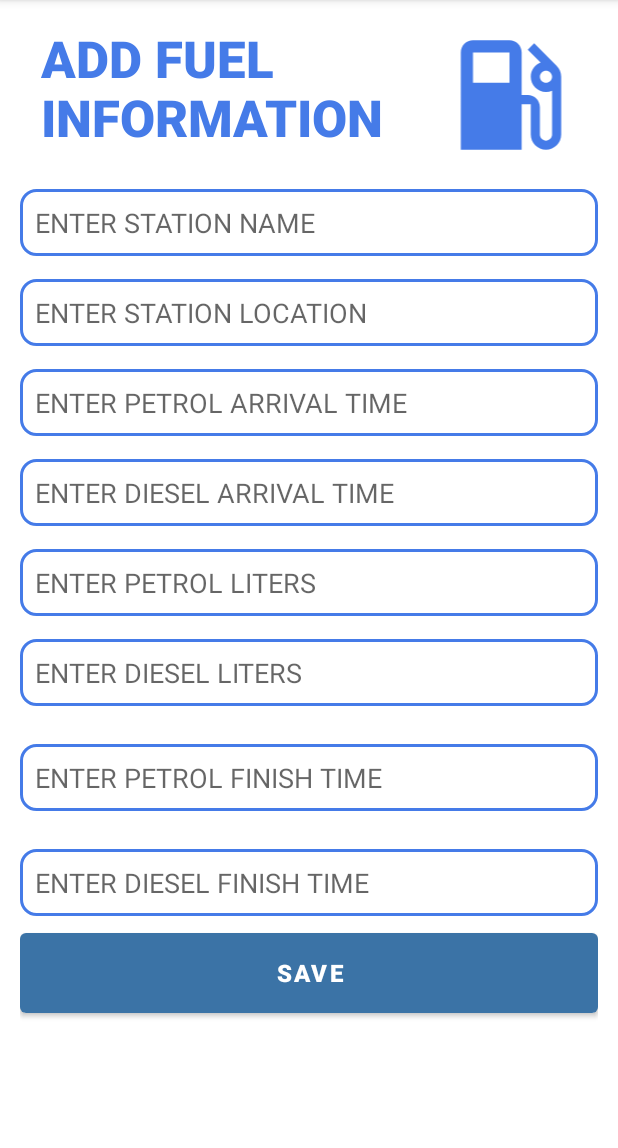
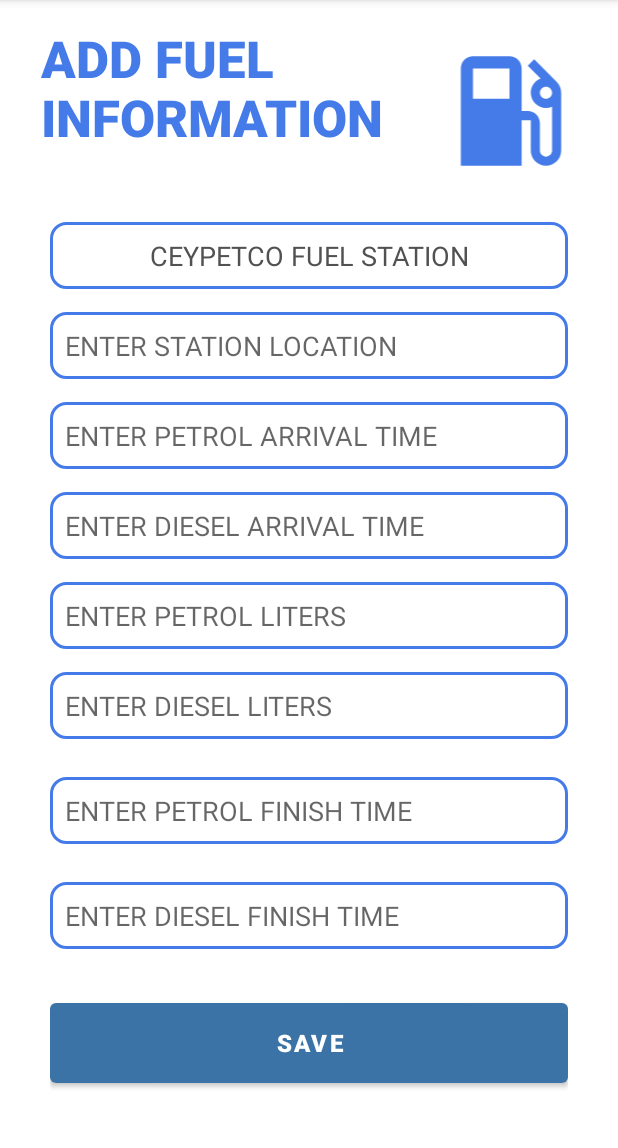
Before and after one commit to ShehaniWageesha/Fuel-Queue-Management-System, an Android app: the AddStation screen opened directly, with no data from a screen before it, on a phone screen of 412 x 824 dp, the part 84-1232 px from its top. Run offline under Robolectric (Android 15) with nearby library versions, the phone set to English and light mode, and no system bars.

Commit message:
Issues Fixed

```diff
--- a/fuelqtrack/app/src/main/res/layout/activity_add_station.xml
+++ b/fuelqtrack/app/src/main/res/layout/activity_add_station.xml
@@ -23,9 +23,10 @@
 
     <LinearLayout
         android:id="@+id/linearLayout4"
-        android:layout_width="385dp"
-        android:layout_height="590dp"
+        android:layout_width="345dp"
+        android:layout_height="598dp"
         android:orientation="vertical"
+        app:layout_constraintBottom_toBottomOf="parent"
         app:layout_constraintEnd_toEndOf="parent"
         app:layout_constraintStart_toStartOf="parent"
         app:layout_constraintTop_toBottomOf="@+id/textView23">
@@ -37,10 +38,13 @@
             android:layout_marginBottom="15dp"
             android:background="@drawable/et_round"
             android:ems="10"
-
+            android:enabled="false"
             android:hint="ENTER STATION NAME"
             android:inputType="textPersonName"
-            android:padding="10dp" />
+            android:padding="10dp"
+            android:text="CEYPETCO FUEL STATION"
+            android:textAlignment="center"
+            android:textColor="#515151" />
 
         <EditText
             android:id="@+id/editTextTextPersonName8"
@@ -117,7 +121,7 @@
             android:id="@+id/ftimeD"
             android:layout_width="match_parent"
             android:layout_height="wrap_content"
-            android:layout_marginBottom="5dp"
+            android:layout_marginBottom="30dp"
             android:background="@drawable/et_round"
             android:ems="10"
             android:hint="ENTER DIESEL FINISH TIME"
```
Also changed, not shown: fuelqtrack/app/src/main/java/com/example/fuelqtrack/DataBase/OwnerDB.java (+2 -7 lines), fuelqtrack/app/src/main/res/layout/activity_service_register.xml (+0 -11 lines), 1 other file.
